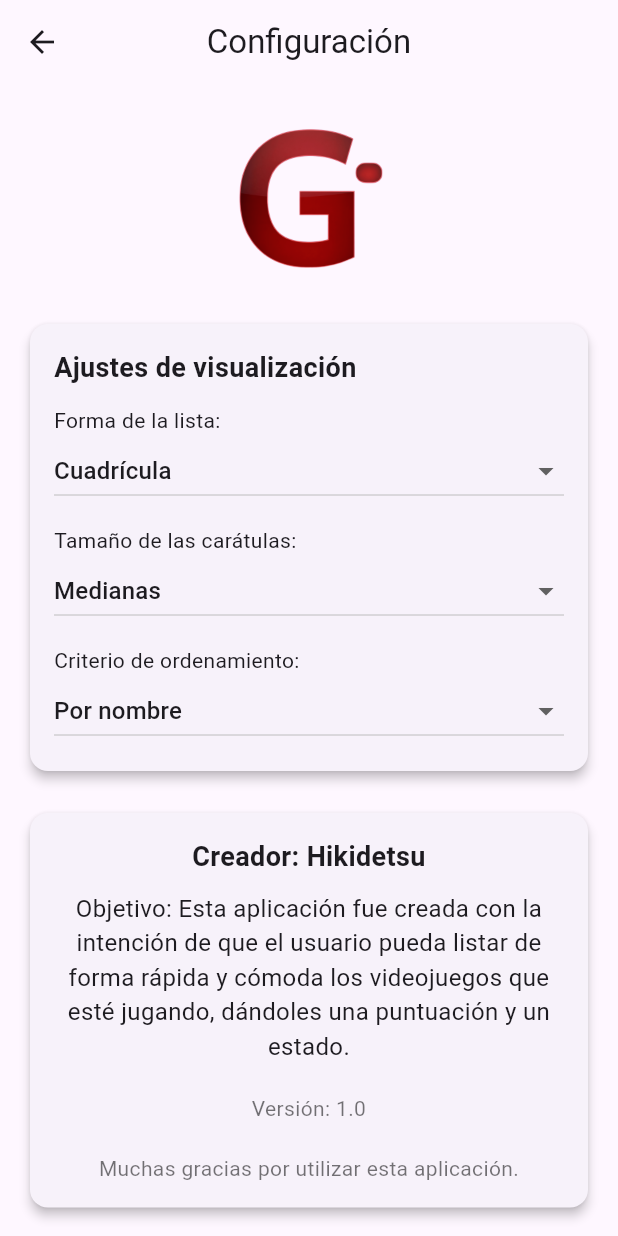
After one commit to Hikidetsu/GPoint, a Flutter app: the Settings screen opened directly, on a phone screen of 412 x 824 dp. The commit adds this screen. Run offline on Flutter 3.47's test engine with Material 3 defaults, Android fonts, the phone set to English and light mode, and no system bars; our stand-ins replace hive, hive_flutter, shared_preferences; accounts and stored records are empty; network calls fail.

Commit message:
avances proyecto 2

```diff
--- /dev/null
+++ b/lib/pages/Config.dart
@@ -0,0 +1,168 @@
+import 'package:flutter/material.dart';
+import 'package:shared_preferences/shared_preferences.dart';
+
+class Settings extends StatefulWidget {
+  const Settings({Key? key}) : super(key: key);
+
+  @override
+  State<Settings> createState() => _SettingsState();
+}
+
+class _SettingsState extends State<Settings> {
+  String _listStyle = 'Grid';
+  String _coverSize = 'Medianas';
+  String _sortCriteria = 'Nombre';
+
+  @override
+  void initState() {
+    super.initState();
+    _loadSettings();
+  }
+
+  Future<void> _loadSettings() async {
+    final prefs = await SharedPreferences.getInstance();
+    setState(() {
+      _listStyle = prefs.getString('listStyle') ?? 'Grid';
+      _coverSize = prefs.getString('coverSize') ?? 'Medianas';
+      _sortCriteria = prefs.getString('sortCriteria') ?? 'Nombre';
+    });
+  }
+
+  Future<void> _saveSettings() async {
+    final prefs = await SharedPreferences.getInstance();
+    await prefs.setString('listStyle', _listStyle);
+    await prefs.setString('coverSize', _coverSize);
+    await prefs.setString('sortCriteria', _sortCriteria);
+  }
+
+  void _onListStyleChanged(String? value) {
+    if (value != null) {
+      setState(() => _listStyle = value);
+      _saveSettings();
+    }
+  }
+
+  void _onCoverSizeChanged(String? value) {
+    if (value != null) {
+      setState(() => _coverSize = value);
+      _saveSettings();
+    }
+  }
+  void _onSortCriteriaChanged(String? value) {
+    if (value != null) {
+      setState(() => _sortCriteria = value);
+      _saveSettings();
+    }
+  }
+
+  @override
+  Widget build(BuildContext context) {
+    return Scaffold(
+      appBar: AppBar(
+        title: const Text("Configuración"),
+        centerTitle: true,
+      ),
+      body: SingleChildScrollView(
+        padding: const EdgeInsets.all(16.0),
+        child: Column(
+          crossAxisAlignment: CrossAxisAlignment.center,
+          children: [
+            Image.asset(
+              "assets/Gsinfondo.png",
+              width: 120,
+              height: 120,
+            ),
+            const SizedBox(height: 20),
+            Card(
+              elevation: 3,
+              shape: RoundedRectangleBorder(
+                borderRadius: BorderRadius.circular(12),
+              ),
+              child: Padding(
+                padding: const EdgeInsets.all(16.0),
+                child: Column(
+                  crossAxisAlignment: CrossAxisAlignment.start,
+                  children: [
+                    const Text(
+                      "Ajustes de visualización",
+                      style: TextStyle(fontSize: 18, fontWeight: FontWeight.bold),
+                    ),
+                    const SizedBox(height: 12),
+                    const Text("Forma de la lista:"),
+                    DropdownButton<String>(
+                      value: _listStyle,
+                      isExpanded: true,
+                      items: const [
+                        DropdownMenuItem(value: 'Grid', child: Text('Cuadrícula')),
+                        DropdownMenuItem(value: 'Lista', child: Text('Lista')),
+                        DropdownMenuItem(value: 'Compacta', child: Text('Compacta')),
+                      ],
+                      onChanged: _onListStyleChanged,
+                    ),
+                    const SizedBox(height: 12),
+                    const Text("Tamaño de las carátulas:"),
+                    DropdownButton<String>(
+                      value: _coverSize,
+                      isExpanded: true,
+                      items: const [
+                        DropdownMenuItem(value: 'Grandes', child: Text('Grandes')),
+                        DropdownMenuItem(value: 'Medianas', child: Text('Medianas')),
+                        DropdownMenuItem(value: 'Pequeñas', child: Text('Pequeñas')),
+                      ],
+                      onChanged: _onCoverSizeChanged,
+                    ),
+                    const SizedBox(height: 12),
+                    const Text("Criterio de ordenamiento:"),
+                    DropdownButton<String>(
+                      value: _sortCriteria,
+                      isExpanded: true,
+                      items: const [
+                        DropdownMenuItem(value: 'Nombre', child: Text('Por nombre')),
+                        DropdownMenuItem(value: 'Fecha', child: Text('Por fecha de agregado')),
+                        DropdownMenuItem(value: 'Puntuación', child: Text('Por puntuación')),
+                      ],
+                      onChanged: _onSortCriteriaChanged,
+                    ),
+                  ],
+                ),
+              ),
+            ),
+
+            const SizedBox(height: 20),
+            Card(
+              elevation: 3,
+              shape: RoundedRectangleBorder(
+                borderRadius: BorderRadius.circular(12),
+              ),
+              child: Padding(
+                padding: const EdgeInsets.all(16.0),
+                child: Column(
+                  children: const [
+                    Text(
+                      "Creador: Hikidetsu",
+                      style:
+                          TextStyle(fontSize: 18, fontWeight: FontWeight.bold),
+                      textAlign: TextAlign.center,
+                    ),
+                    SizedBox(height: 10),
+                    Text(
+                      "Objetivo: Esta aplicación fue creada con la intención de que el usuario pueda listar de forma rápida y cómoda los videojuegos que esté jugando, dándoles una puntuación y un estado.",
+                      style: TextStyle(fontSize: 16),
+                      textAlign: TextAlign.center,
+                    ),
+                    SizedBox(height: 20),
+                    Text(
+                      "Versión: 1.0\n\nMuchas gracias por utilizar esta aplicación.",
+                      style: TextStyle(fontSize: 14, color: Colors.black54),
+                      textAlign: TextAlign.center,
+                    ),
+                  ],
+                ),
+              ),
+            ),
+          ],
+        ),
+      ),
+    );
+  }
+}
--- a/pubspec.yaml
+++ b/pubspec.yaml
@@ -35,6 +35,9 @@ dependencies:
   # Use with the CupertinoIcons class for iOS style icons.
   cupertino_icons: ^1.0.8
   logger: ^2.6.1
+  hive_flutter: ^1.1.0
+  http: ^1.5.0
+  shared_preferences: ^2.5.3
 
 dev_dependencies:
   flutter_test:
@@ -47,6 +50,7 @@ dev_dependencies:
   # package. See that file for information about deactivating specific lint
   # rules and activating additional ones.
   flutter_lints: ^5.0.0
+  build_runner: ^2.10.1
 
 # For information on the generic Dart part of this file, see the
 # following page: https://dart.dev/tools/pub/pubspec
```
Also changed, not shown: lib/main.dart (+8 -7 lines), lib/models/game.dart (+44 -14 lines), lib/pages/about.dart (deleted, +0 -50 lines), lib/pages/my_home_page_state.dart (+154 -47 lines), lib/pages/search.dart (+106 -21 lines), pubspec.lock, 1 other file.
